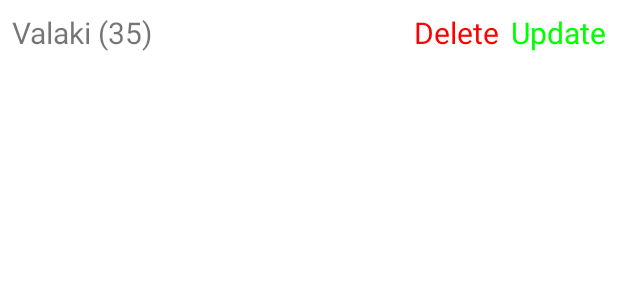
After one commit to borossandor27/mobil, an Android app: the layout person_list_item.xml on its own in the app's theme, with its tools: preview values and no code run, on a phone screen of 412 x 824 dp. The commit adds this screen. Shown: the top 300 px of the screen. Run offline under Robolectric (Android 15) with nearby library versions, the phone set to English and light mode, and no system bars; network calls fail.

Commit message:
list elem

```diff
--- /dev/null
+++ b/PeopleRestClient/app/src/main/res/layout/person_list_item.xml
@@ -0,0 +1,42 @@
+<?xml version="1.0" encoding="utf-8"?>
+<androidx.constraintlayout.widget.ConstraintLayout xmlns:android="http://schemas.android.com/apk/res/android"
+    xmlns:app="http://schemas.android.com/apk/res-auto"
+    android:layout_width="match_parent"
+    android:layout_height="match_parent">
+
+    <TextView
+        android:id="@+id/display"
+        android:layout_width="wrap_content"
+        android:layout_height="wrap_content"
+        android:layout_marginStart="8dp"
+        android:layout_marginTop="8dp"
+        android:text="@string/example_person"
+        android:textSize="20sp"
+        app:layout_constraintStart_toStartOf="parent"
+        app:layout_constraintTop_toTopOf="parent" />
+
+    <TextView
+        android:id="@+id/update"
+        android:layout_width="wrap_content"
+        android:layout_height="wrap_content"
+        android:layout_marginTop="8dp"
+        android:layout_marginEnd="8dp"
+        android:autofillHints="name"
+        android:text="@string/update"
+        android:textColor="@color/green"
+        android:textSize="20sp"
+        app:layout_constraintEnd_toEndOf="parent"
+        app:layout_constraintTop_toTopOf="parent" />
+
+    <TextView
+        android:id="@+id/delete"
+        android:layout_width="wrap_content"
+        android:layout_height="wrap_content"
+        android:layout_marginTop="8dp"
+        android:layout_marginEnd="8dp"
+        android:text="@string/delete"
+        android:textColor="@color/red"
+        android:textSize="20sp"
+        app:layout_constraintEnd_toStartOf="@+id/update"
+        app:layout_constraintTop_toTopOf="parent" />
+</androidx.constraintlayout.widget.ConstraintLayout>
--- /dev/null
+++ b/PeopleRestClient/app/src/main/res/values-night/colors.xml
@@ -0,0 +1,5 @@
+<?xml version="1.0" encoding="utf-8"?>
+<resources>
+    <color name="red">#FF0000</color>
+    <color name="green">#00FF00</color>
+</resources>
--- a/PeopleRestClient/app/src/main/res/values/colors.xml
+++ b/PeopleRestClient/app/src/main/res/values/colors.xml
@@ -7,4 +7,6 @@
     <color name="teal_700">#FF018786</color>
     <color name="black">#FF000000</color>
     <color name="white">#FFFFFFFF</color>
+    <color name="red">#FF0000</color>
+    <color name="green">#00FF00</color>
 </resources>
--- a/PeopleRestClient/app/src/main/res/values/strings.xml
+++ b/PeopleRestClient/app/src/main/res/values/strings.xml
@@ -4,4 +4,7 @@
     <string name="email">Email</string>
     <string name="age">Age</string>
     <string name="submit">Submit</string>
+    <string name="update">Update</string>
+    <string name="delete">Delete</string>
+    <string name="example_person">Valaki (35)</string>
 </resources>
```
